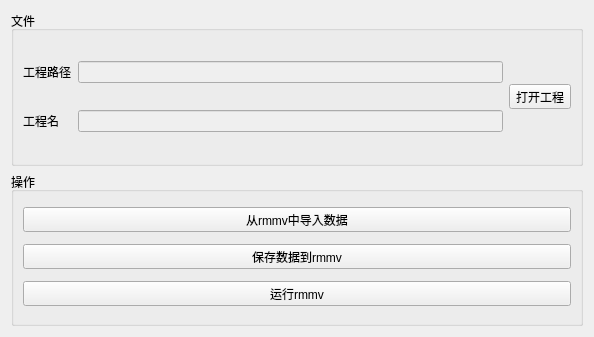
Before: the Qt Designer form DrillGIFActionSequenceEditor/Source/RmmvInteractiveModule/operateBoard/p_RmmvOperateBoard.ui in DrillUp/DrillGIFActionSequenceEditor, drawn with Qt 5.
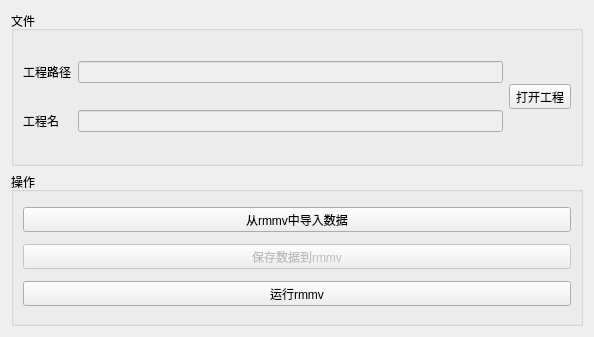
After: the same form once the commit is applied. Icons and pictures are not drawn.

```diff
--- a/DrillGIFActionSequenceEditor/Source/RmmvInteractiveModule/operateBoard/p_RmmvOperateBoard.ui
+++ b/DrillGIFActionSequenceEditor/Source/RmmvInteractiveModule/operateBoard/p_RmmvOperateBoard.ui
@@ -111,6 +111,9 @@
       </item>
       <item>
        <widget class="QToolButton" name="toolButton_save">
+        <property name="enabled">
+         <bool>false</bool>
+        </property>
         <property name="sizePolicy">
          <sizepolicy hsizetype="Preferred" vsizetype="Fixed">
           <horstretch>0</horstretch>
```
